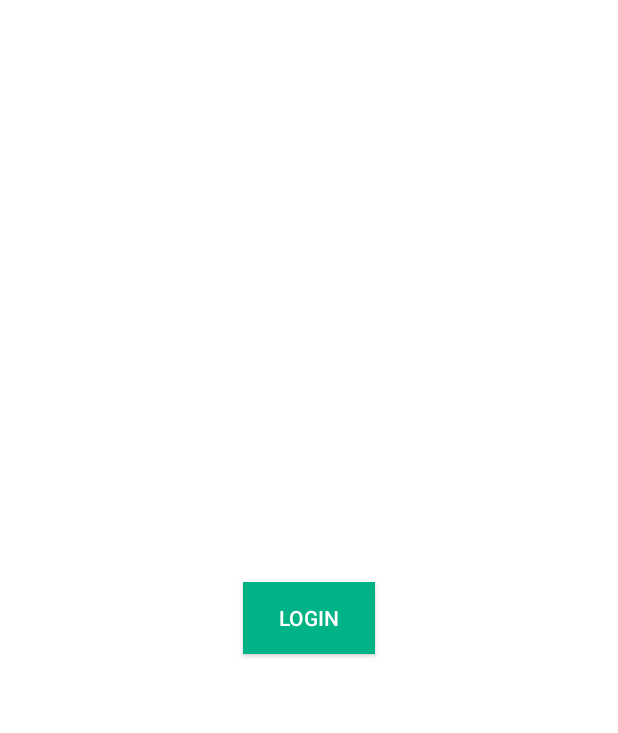
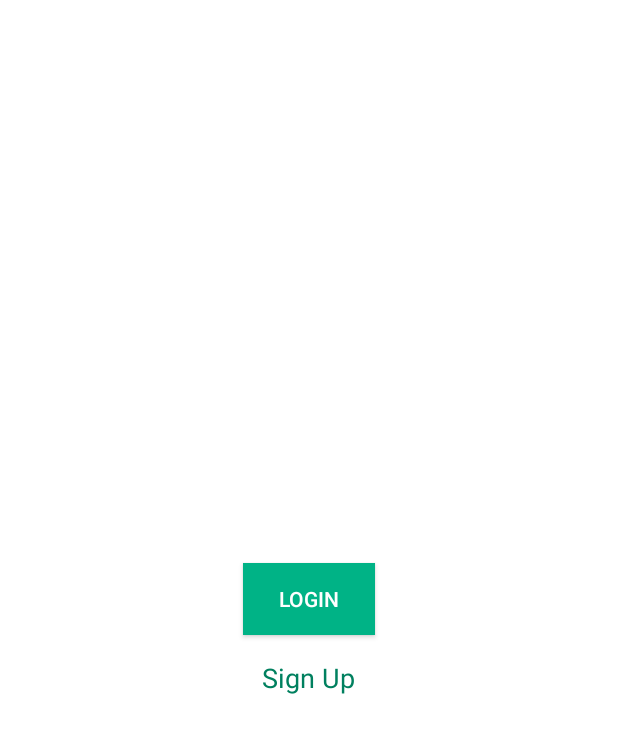
Before and after one commit to bvhloc/goxeom, an Android app: the layout fragment_history.xml on its own in the app's theme, with its tools: preview values and no code run, on a phone screen of 412 x 824 dp. Shown: the top 733 px of the screen. Run offline under Robolectric (Android 15) with nearby library versions, the phone set to English and light mode, and no system bars.

Commit message:
HistoryTab - Login Signup

```diff
--- a/app/src/main/java/asia/covisoft/goom/mvp/view/SettingsSignupView.java
+++ b/app/src/main/java/asia/covisoft/goom/mvp/view/SettingsSignupView.java
@@ -4,4 +4,5 @@ public interface SettingsSignupView {
 
     void onConnectionFail();
     void onSignup(int result);
+    void onTokenReady(String token);
 }
--- a/app/src/main/res/layout/fragment_history.xml
+++ b/app/src/main/res/layout/fragment_history.xml
@@ -5,14 +5,32 @@
     android:id="@+id/tab_container"
     android:background="@color/mAppBackground">
 
+    <LinearLayout
+        android:layout_width="wrap_content"
+        android:layout_height="wrap_content"
+        android:orientation="vertical"
+        android:layout_gravity="center">
+
         <Button
             android:id="@+id/btnLogin"
             android:layout_width="wrap_content"
             android:layout_height="wrap_content"
-        android:layout_gravity="center"
             android:layout_margin="@dimen/activity_horizontal_margin"
             android:background="@drawable/bg_green_button"
             android:text="@string/upcase_login"
             android:textColor="#FFFFFF" />
 
+        <TextView
+            android:id="@+id/tvSignUp"
+            android:layout_width="wrap_content"
+            android:layout_height="wrap_content"
+            android:layout_gravity="center_horizontal"
+            android:text="@string/lowcase_signup"
+            android:textAppearance="?android:attr/textAppearanceMedium"
+            android:textColor="@color/mDarkGreen" />
+
+    </LinearLayout>
+
+
+
 </FrameLayout>
```
Also changed, not shown: app/src/main/java/asia/covisoft/goom/activity/settings/SettingsSignupActivity.java (+39 -19 lines), app/src/main/java/asia/covisoft/goom/fragment/history/HistoryFragment.java (+8 -0 lines), app/src/main/java/asia/covisoft/goom/fragment/order/OrderFragment.java (+0 -9 lines), app/src/main/java/asia/covisoft/goom/mvp/presenter/SettingsSignupPresenter.java (+56 -0 lines). Lines whose indentation alone changed are shown as unchanged.
